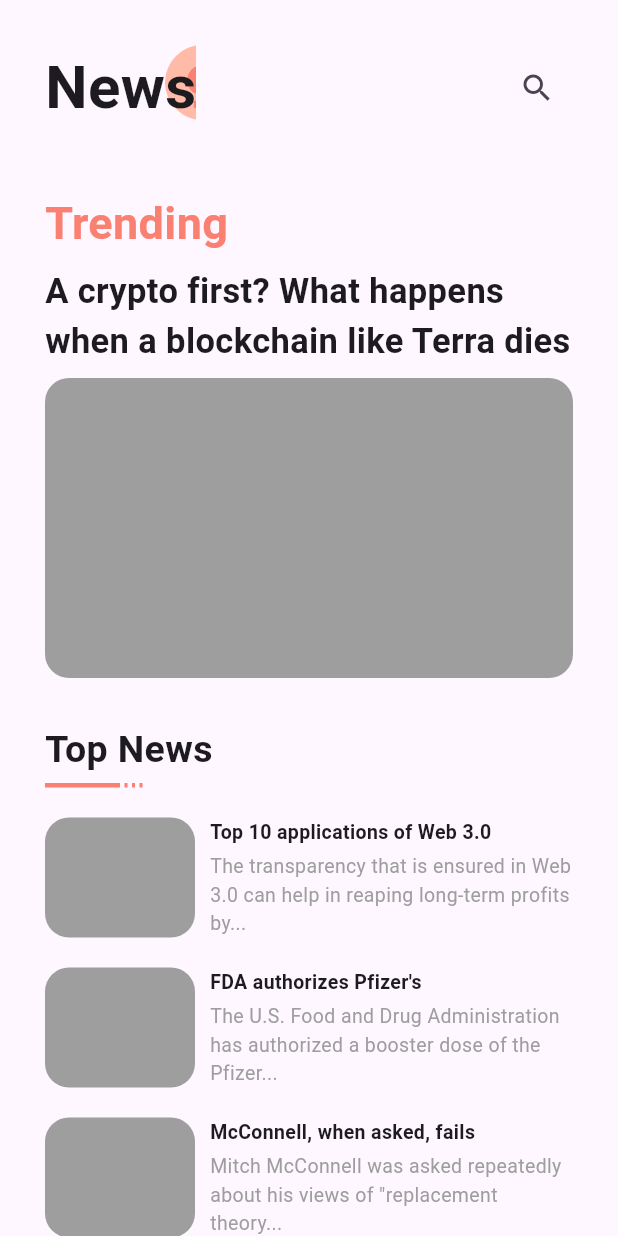
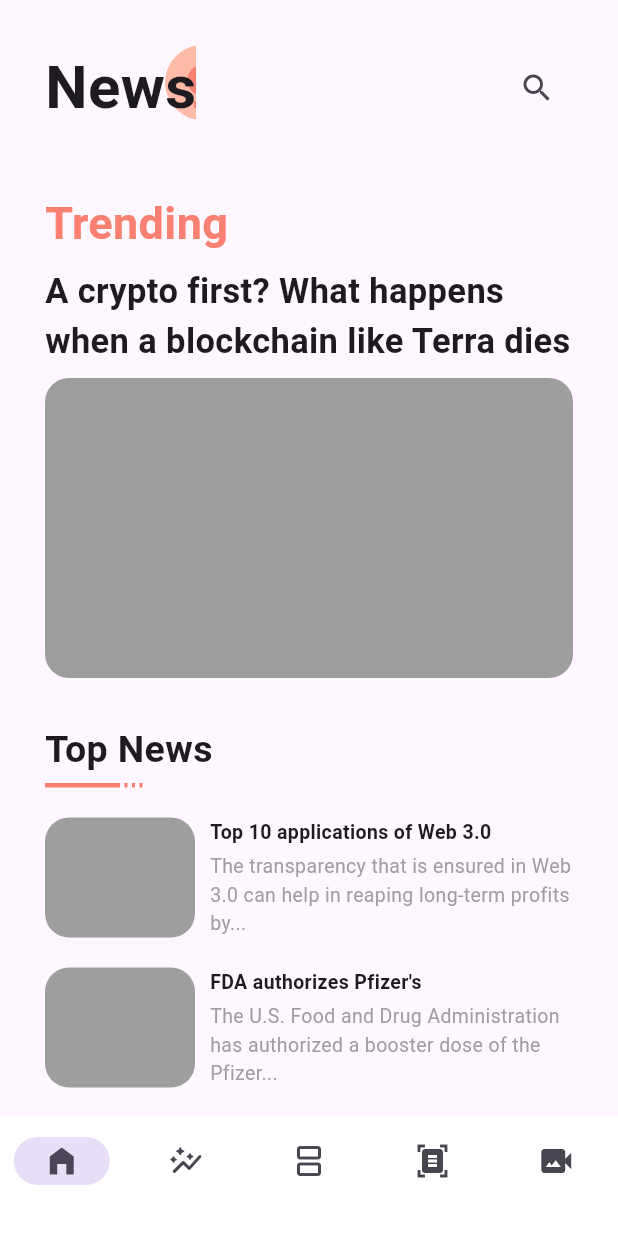
Before and after one commit to GuiPPDDH/CompassFirstApp, a Flutter app: the screen it shows after launch, on a phone screen of 412 x 824 dp. Run offline on Flutter 3.47's test engine with Material 3 defaults, Android fonts, the phone set to English and light mode, and no system bars.

Commit message:
feat: Implementado layout da bottomNavigationBar

```diff
--- a/lib/pages/home_page.dart
+++ b/lib/pages/home_page.dart
@@ -153,12 +153,38 @@ class HomePage extends StatelessWidget {
               ),
               const TopNewsCard(
                 title: 'McConnell, when asked, fails',
-                description: 'Mitch McConnell was asked repeatedly about his views of "replacement theory...',
+                description:
+                    'Mitch McConnell was asked repeatedly about his views of "replacement theory...',
               ),
             ],
           ),
         ),
       ),
+      bottomNavigationBar: NavigationBar(
+        backgroundColor: Colors.white,
+        destinations: const [
+          NavigationDestination(
+            icon: Icon(Icons.home_filled),
+            label: '',
+          ),
+          NavigationDestination(
+            icon: Icon(Icons.auto_graph_rounded),
+            label: '',
+          ),
+          NavigationDestination(
+            icon: Icon(Icons.splitscreen),
+            label: '',
+          ),
+          NavigationDestination(
+            icon: Icon(Icons.document_scanner),
+            label: '',
+          ),
+          NavigationDestination(
+            icon: Icon(Icons.video_camera_back),
+            label: '',
+          ),
+        ],
+      ),
     );
   }
 }
```
